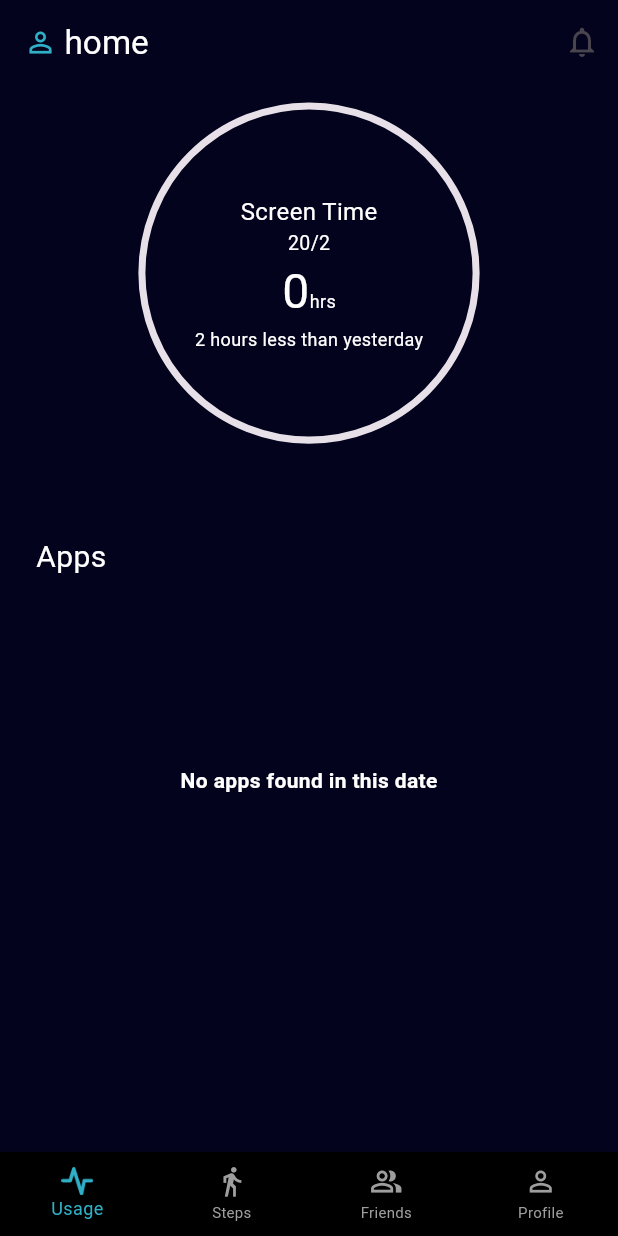
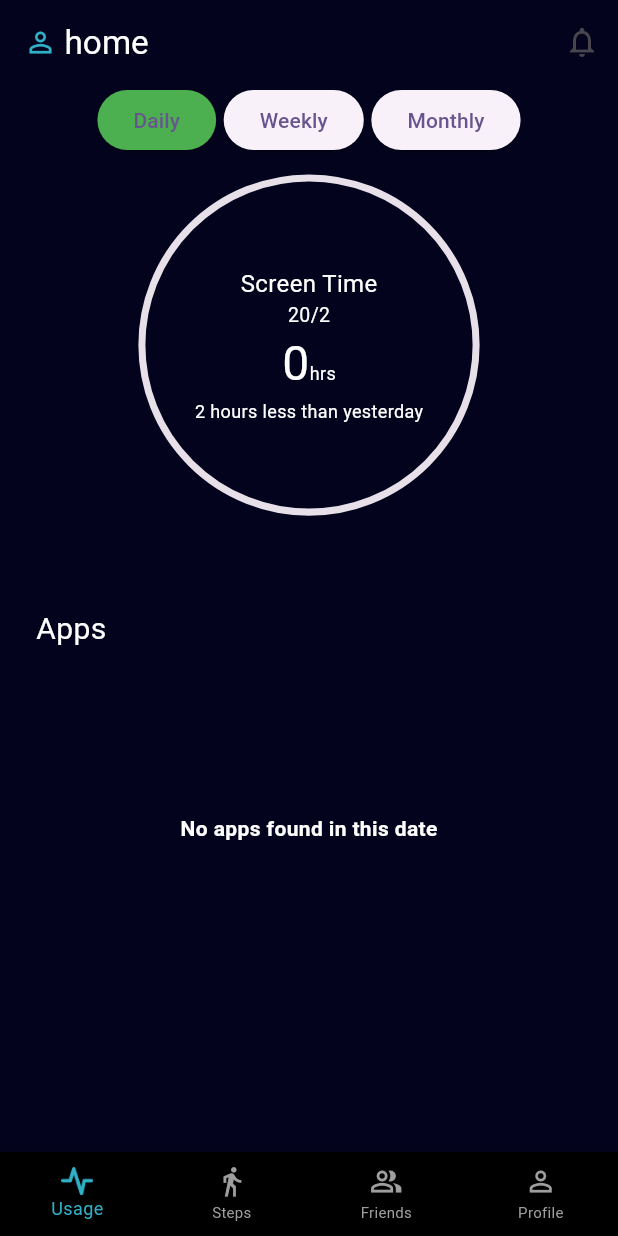
Before and after one commit to OmarAbdelgilil/trackwise_mobile_app, a Flutter app: the screen it shows after launch, on a phone screen of 412 x 824 dp. Run offline on Flutter 3.47's test engine with Material 3 defaults, Android fonts, the phone set to English and light mode, and no system bars; drawn by our look-alikes of syncfusion_flutter_gauges; our stand-ins replace device_info_plus, dio, fl_chart, flutter_riverpod, flutter_screenutil, get_it and 5 more.

Commit message:
daily-weekly-monthly buttons and logic

```diff
--- /dev/null
+++ b/devtools_options.yaml
@@ -0,0 +1,3 @@
+description: This file stores settings for Dart & Flutter DevTools.
+documentation: https://docs.flutter.dev/tools/devtools/extensions#configure-extension-enablement-states
+extensions:
--- a/lib/features/Home/presentation/home_screen.dart
+++ b/lib/features/Home/presentation/home_screen.dart
@@ -8,6 +8,7 @@ import 'package:track_wise_mobile_app/features/Home/presentation/widgets/apps_li
 import 'package:track_wise_mobile_app/features/Home/presentation/widgets/bottom_nav_bar.dart';
 import 'package:track_wise_mobile_app/features/Home/presentation/widgets/circle_progress_bar.dart';
 import 'package:track_wise_mobile_app/features/Home/presentation/widgets/scaffold_app_bar.dart';
+import 'package:track_wise_mobile_app/utils/change_date_mode.dart';
 import 'package:track_wise_mobile_app/utils/colors_manager.dart';
 import 'package:track_wise_mobile_app/utils/strings_manager.dart';
 
@@ -38,6 +39,16 @@ class _HomeScreenState extends ConsumerState<HomeScreen> {
               child:  Column(
                 mainAxisAlignment: MainAxisAlignment.start,
                 children: [
+                  Row(
+                    mainAxisAlignment: MainAxisAlignment.center,
+                    children: [
+                      ElevatedButton(onPressed: (){prov.toggleDateMode(ChangeDateMode.daily);},style: ElevatedButton.styleFrom(backgroundColor: prov.changeDateMode == ChangeDateMode.daily? Colors.green : null) , child: const Text(StringsManager.daily),),
+                      const SizedBox(width: 5,),
+                      ElevatedButton(onPressed: (){prov.toggleDateMode(ChangeDateMode.weekly);},style: ElevatedButton.styleFrom(backgroundColor: prov.changeDateMode == ChangeDateMode.weekly? Colors.green : null)  ,child: const Text(StringsManager.weekly)),
+                      const SizedBox(width: 5,),
+                      ElevatedButton(onPressed: (){prov.toggleDateMode(ChangeDateMode.monthly);},style: ElevatedButton.styleFrom(backgroundColor: prov.changeDateMode == ChangeDateMode.monthly? Colors.green : null)  ,child: const Text(StringsManager.monthly)),
+                    ],
+                  ),
                   GestureDetector(onTap: ()async{await prov.openCalender(context);}, child: const CircleProgressBar()),
                   //const BarChartWidget(),
                   Container(alignment: Alignment.centerLeft,padding: EdgeInsets.only(left: 8.h) ,child: const Text(StringsManager.apps,style: TextStyle(color: Colors.white,fontSize: 20),)),
--- a/lib/features/Home/presentation/widgets/apps_list_view.dart
+++ b/lib/features/Home/presentation/widgets/apps_list_view.dart
@@ -1,5 +1,4 @@
 import 'package:flutter/material.dart';
-import 'package:flutter/widgets.dart';
 import 'package:flutter_riverpod/flutter_riverpod.dart';
 import 'package:flutter_screenutil/flutter_screenutil.dart';
 import 'package:track_wise_mobile_app/features/Home/data/models/app_usage_data.dart';
@@ -20,7 +19,7 @@ class AppsListView extends ConsumerWidget {
       maxUsage = prov.appUsageInfo.reduce((a, b) => a.usageTime > b.usageTime ? a : b);
     }
     return  SizedBox(
-                    height: 290.h,
+                    height: 255.h,
                     child: prov.appUsageInfo.isEmpty? const Center(child: Text(StringsManager.noAppsFound,style: TextStyle(color: Colors.white ,fontWeight: FontWeight.bold),)) : ListView(
                       children: [
                         for(AppUsageData app in prov.appUsageInfo)
--- a/lib/features/Home/presentation/widgets/circle_progress_bar.dart
+++ b/lib/features/Home/presentation/widgets/circle_progress_bar.dart
@@ -2,6 +2,7 @@ import 'package:flutter/material.dart';
 import 'package:flutter_riverpod/flutter_riverpod.dart';
 import 'package:syncfusion_flutter_gauges/gauges.dart';
 import 'package:track_wise_mobile_app/features/Home/presentation/home_view_model.dart';
+import 'package:track_wise_mobile_app/utils/change_date_mode.dart';
 import 'package:track_wise_mobile_app/utils/strings_manager.dart';
 import 'package:intl/intl.dart';
 
@@ -12,7 +13,8 @@ class CircleProgressBar extends ConsumerWidget {
   Widget build(BuildContext context, ref) {
     ref.watch(homeProvider);
     final prov = ref.read(homeProvider.notifier);
-    final String date = DateFormat(prov.pickedDate.year == DateTime.now().year? "d/M" : "d/M/yy").format(prov.pickedDate);
+    final endDateWeekly = prov.pickedDate.add(const Duration(days: 7));
+    final String date = prov.changeDateMode == ChangeDateMode.weekly ? '${prov.pickedDate.day}/${prov.pickedDate.month}-${endDateWeekly.day}/${endDateWeekly.month}' : DateFormat(prov.changeDateMode == ChangeDateMode.monthly ? "MMMyy" : prov.pickedDate.year == DateTime.now().year ? "d/M" : "d/M/yy").format(prov.pickedDate);
     return ClipRect(
         child: Align(
             alignment: Alignment.bottomCenter,
@@ -58,7 +60,7 @@ class CircleProgressBar extends ConsumerWidget {
                   ))
                 ],
                 minimum: 0,
-                maximum: 24,
+                maximum: prov.changeDateMode == ChangeDateMode.daily? 24 : prov.changeDateMode == ChangeDateMode.weekly? 168 : 730.001,
                 //change where the progress will start
                 startAngle: 90,
                 endAngle: 90 + 360,
--- /dev/null
+++ b/lib/utils/change_date_mode.dart
@@ -0,0 +1,5 @@
+enum ChangeDateMode {
+  daily,
+  weekly,
+  monthly,
+}
--- a/lib/utils/strings_manager.dart
+++ b/lib/utils/strings_manager.dart
@@ -19,5 +19,8 @@ class StringsManager {
   static const String friends = "Friends";
   static const String profile = "Profile";
   static const String noAppsFound = "No apps found in this date";
+  static const String daily = "Daily";
+  static const String weekly = "Weekly";
+  static const String monthly = "Monthly";
 
 }
--- a/pubspec.yaml
+++ b/pubspec.yaml
@@ -52,6 +52,8 @@ dependencies:
   intl:
   appcheck: ^1.5.3
   device_info_plus: ^11.3.0
+  month_picker_dialog: ^6.0.3
+  weekly_date_picker: ^1.4.2
 
 dev_dependencies:
   flutter_test:
```
Also changed, not shown: lib/features/Home/presentation/home_view_model.dart (+38 -9 lines), pubspec.lock, 4 other files.
